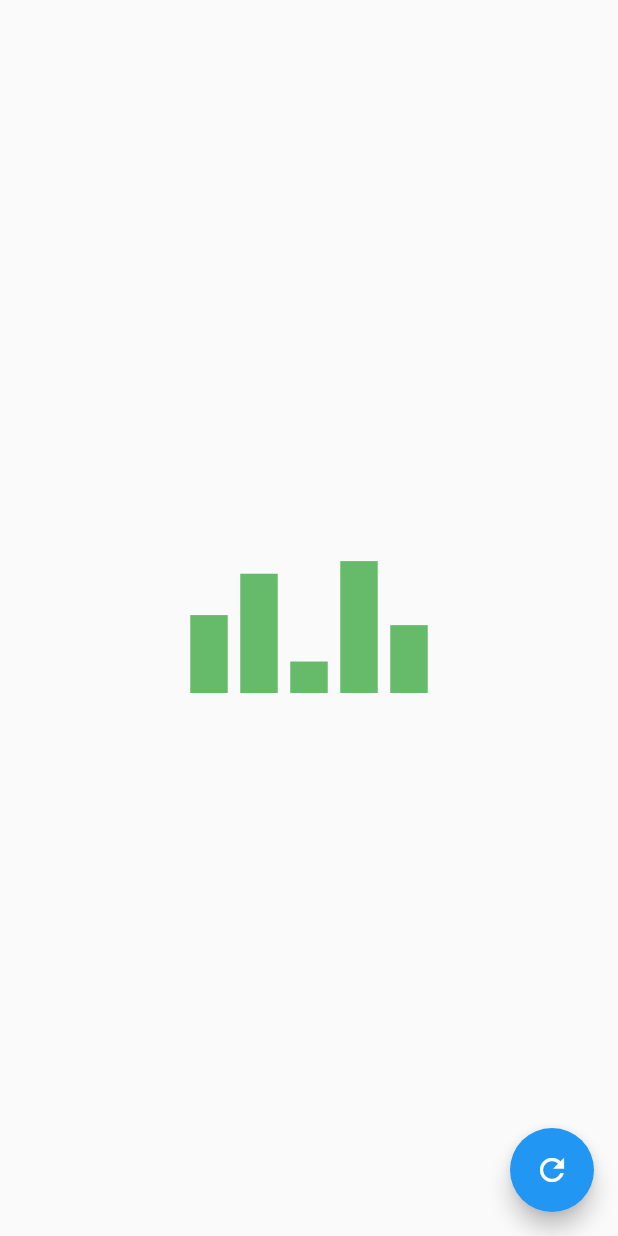
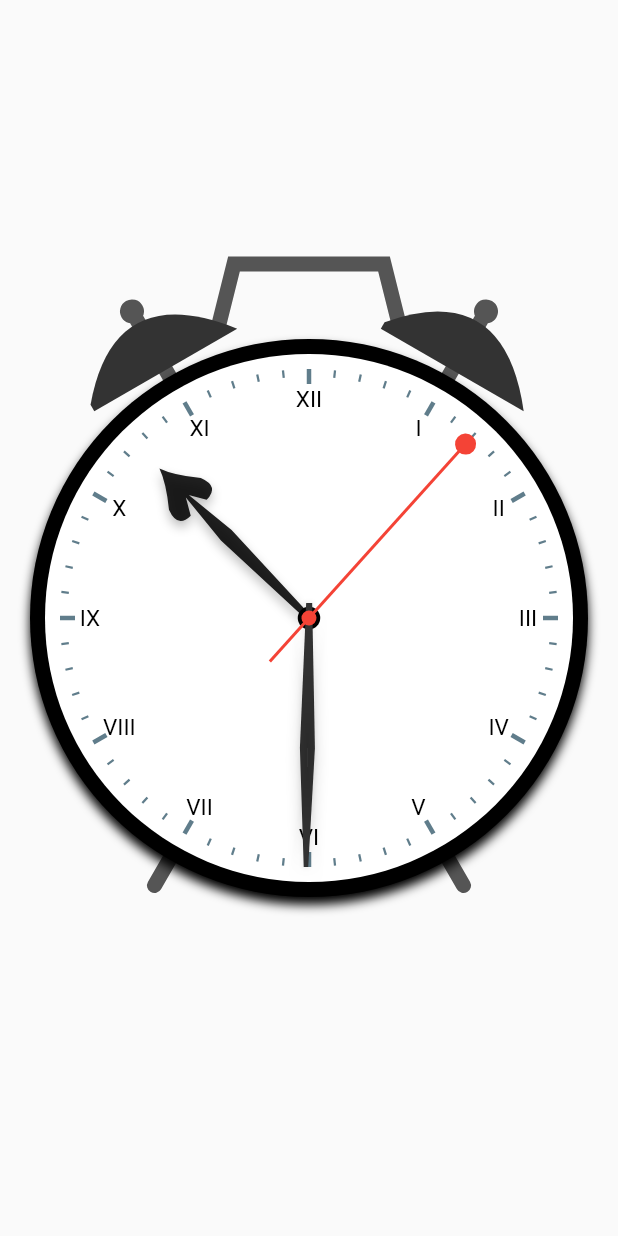
Before and after one commit to eslamwael74/animate_app, a Flutter app: the screen it shows after launch, on a phone screen of 412 x 824 dp. Run offline on Flutter 3.47's test engine with Material 2 defaults, Android fonts, the phone set to English and light mode, and no system bars; our stand-ins replace flare_flutter.

Commit message:
added clock package

```diff
--- /dev/null
+++ b/lib/Clock/bells_and_legs_painter.dart
@@ -0,0 +1,76 @@
+import 'package:flutter/material.dart';
+import 'dart:math';
+
+class BellsAndLegsPainter extends CustomPainter {
+  final Paint bellPaint;
+  final Paint legPaint;
+
+  BellsAndLegsPainter()
+      : bellPaint = new Paint(),
+        legPaint = new Paint() {
+    bellPaint.color = const Color(0xFF333333);
+    bellPaint.style = PaintingStyle.fill;
+
+    legPaint.color = const Color(0xFF555555);
+    legPaint.style = PaintingStyle.stroke;
+    legPaint.strokeWidth = 10.0;
+    legPaint.strokeCap = StrokeCap.round;
+  }
+
+  @override
+  void paint(Canvas canvas, Size size) {
+    final radius = size.width / 2;
+    canvas.save();
+
+    canvas.translate(radius, radius);
+
+    drawHandle(radius, canvas);
+
+    //rotate the canvas 30 degrees to the right
+    canvas.rotate(2 * pi / 12);
+    drawBellAndLeg(radius, canvas);
+
+    //rotate back 60 degrees to the left
+    canvas.rotate(-4 * pi / 12);
+    drawBellAndLeg(radius, canvas);
+
+    canvas.restore();
+  }
+
+  @override
+  bool shouldRepaint(CustomPainter oldDelegate) {
+    // TODO: implement shouldRepaint
+    return false;
+  }
+
+  void drawBellAndLeg(double radius, Canvas canvas) {
+    print("radius $radius");
+    //bell
+    Path pathBell = new Path();
+    pathBell.moveTo(-55.0, -radius - 5);
+    pathBell.lineTo(55.0, -radius - 5);
+    pathBell.quadraticBezierTo(0.0, -radius - 75, -55.0, -radius - 10);
+
+    //leg
+    Path pathLeg = new Path();
+    pathLeg.addOval(
+        Rect.fromCircle(center: Offset(0.0, -radius - 50), radius: 3.0));
+    pathLeg.moveTo(0.0, -radius - 50);
+    pathLeg.lineTo(0.0, radius + 20);
+
+    //draw the bell on top on the leg
+    canvas.drawPath(pathLeg, legPaint);
+    canvas.drawPath(pathBell, bellPaint);
+  }
+
+  void drawHandle(double radius, Canvas canvas) {
+    //draw the handle
+    Path path = new Path();
+    path.moveTo(-60.0, -radius - 10);
+    path.lineTo(-50.0, -radius - 50);
+    path.lineTo(50.0, -radius - 50);
+    path.lineTo(60.0, -radius - 10);
+
+    canvas.drawPath(path, legPaint);
+  }
+}
--- /dev/null
+++ b/lib/Clock/clock_dial_painter.dart
@@ -0,0 +1,99 @@
+import 'dart:math';
+
+import 'package:flutter/material.dart';
+
+class ClockDialPainter extends CustomPainter {
+  final clockText;
+
+  final hourTickMarkLength = 10.0;
+  final minuteTickMarkLength = 5.0;
+
+  final hourTickMarkWidth = 3.0;
+  final minuteTickMarkWidth = 1.5;
+
+  final Paint tickPaint;
+  final TextPainter textPainter;
+  final TextStyle textStyle;
+
+  final romanNumeralList = [
+    'XII',
+    'I',
+    'II',
+    'III',
+    'IV',
+    'V',
+    'VI',
+    'VII',
+    'VIII',
+    'IX',
+    'X',
+    'XI'
+  ];
+
+  ClockDialPainter({this.clockText = ClockText.arabic})
+      : tickPaint = Paint(),
+        textPainter = TextPainter(
+          textAlign: TextAlign.center,
+          textDirection: TextDirection.rtl,
+        ),
+        textStyle = const TextStyle(
+          color: Colors.black,
+          fontFamily: 'Times   Roman',
+          fontSize: 15.0,
+        ) {
+    tickPaint.color = Colors.blueGrey;
+  }
+
+  @override
+  void paint(Canvas canvas, Size size) {
+    var tickMarkLength;
+    final angle = 2 * pi / 60;
+    final radius = size.width / 2;
+    canvas.save();
+
+    // drawing
+    canvas.translate(radius, radius);
+    for (var i = 0; i < 60; i++) {
+      //make the length and stroke of the tick marker longer and thicker depending
+      tickMarkLength = i % 5 == 0 ? hourTickMarkLength : minuteTickMarkLength;
+      tickPaint.strokeWidth =
+          i % 5 == 0 ? hourTickMarkWidth : minuteTickMarkWidth;
+      canvas.drawLine(Offset(0.0, -radius),
+          Offset(0.0, -radius + tickMarkLength), tickPaint);
+
+      //draw the text
+      if (i % 5 == 0) {
+        canvas.save();
+        canvas.translate(0.0, -radius + 20.0);
+
+        textPainter.text = TextSpan(
+          text: this.clockText == ClockText.arabic
+              ? '${romanNumeralList[i ~/ 5]}'
+              : '${i == 0 ? 12 : i ~/ 5}',
+          style: textStyle,
+        );
+
+        //helps make the text painted vertically
+        canvas.rotate(-angle * i);
+
+        textPainter.layout();
+
+        textPainter.paint(canvas,
+            Offset(-(textPainter.width / 2), -(textPainter.height / 2)));
+
+        canvas.restore();
+      }
+
+      canvas.rotate(angle);
+    }
+
+    canvas.restore();
+  }
+
+  @override
+  bool shouldRepaint(CustomPainter oldDelegate) {
+    return false;
+  }
+}
+
+enum ClockText { roman, arabic }
--- /dev/null
+++ b/lib/Clock/clock_face.dart
@@ -0,0 +1,48 @@
+import 'package:flutter/material.dart';
+
+import 'clock_dial_painter.dart';
+import 'clock_hands.dart';
+
+class ClockFace extends StatelessWidget {
+  @override
+  Widget build(BuildContext context) {
+    return Padding(
+      padding: const EdgeInsets.all(10.0),
+      child: AspectRatio(
+        aspectRatio: 1.0,
+        child: Container(
+          width: double.infinity,
+          decoration: BoxDecoration(
+            shape: BoxShape.circle,
+            color: Colors.white,
+          ),
+          child: Stack(
+            children: <Widget>[
+              Container(
+                width: double.infinity,
+                height: double.infinity,
+                padding: const EdgeInsets.all(10.0),
+                child: CustomPaint(
+                  painter: ClockDialPainter(),
+                ),
+              ),
+              //centerpoint
+              Center(
+                child: Container(
+                  width: 15.0,
+                  height: 15.0,
+                  decoration: BoxDecoration(
+                    shape: BoxShape.circle,
+                    color: Colors.black,
+                  ),
+                ),
+              ),
+              ClockHands()
+              //clock hands go here
+            ],
+          ),
+        ),
+      ),
+    );
+  }
+}
--- /dev/null
+++ b/lib/Clock/clock_hands.dart
@@ -0,0 +1,58 @@
+import 'dart:async';
+
+import 'package:flutter/material.dart';
+
+import 'hand_hour.dart';
+import 'hand_minute.dart';
+import 'hand_second.dart';
+
+class ClockHands extends StatefulWidget {
+  @override
+  _ClockHandState createState() => _ClockHandState();
+}
+
+class _ClockHandState extends State<ClockHands> {
+  Timer _timer;
+  DateTime dateTime;
+
+  @override
+  void initState() {
+    super.initState();
+    dateTime = DateTime.now();
+    _timer = Timer.periodic(const Duration(seconds: 1), setTime);
+  }
+
+  void setTime(Timer timer) {
+    setState(() {
+      dateTime = DateTime.now();
+    });
+  }
+
+  @override
+  void dispose() {
+    _timer.cancel();
+    super.dispose();
+  }
+
+  @override
+  Widget build(BuildContext context) {
+    return AspectRatio(
+        aspectRatio: 1.0,
+        child: Container(
+            width: double.infinity,
+            padding: const EdgeInsets.all(20.0),
+            child: Stack(fit: StackFit.expand, children: <Widget>[
+              CustomPaint(
+                painter: HourHandPainter(
+                    hours: dateTime.hour, minutes: dateTime.minute),
+              ),
+              CustomPaint(
+                painter: MinuteHandPainter(
+                    minutes: dateTime.minute, seconds: dateTime.second),
+              ),
+              CustomPaint(
+                painter: SecondHandPainter(seconds: dateTime.second),
+              ),
+            ])));
+  }
+}
--- /dev/null
+++ b/lib/Clock/clock_main.dart
@@ -0,0 +1,65 @@
+import 'package:flutter/material.dart';
+
+import 'bells_and_legs_painter.dart';
+import 'clock_face.dart';
+
+class ClockApp extends StatelessWidget {
+  // This widget is the root of your application.
+  @override
+  Widget build(BuildContext context) {
+    return MaterialApp(
+      title: 'Flutter Clock',
+      theme: ThemeData(
+        primarySwatch: Colors.blue,
+      ),
+      home: Clock(),
+    );
+  }
+}
+
+class Clock extends StatelessWidget {
+  @override
+  Widget build(BuildContext context) {
+    return Scaffold(
+      body: Padding(
+        padding: const EdgeInsets.only(left: 20.0, right: 20.0),
+        child: Column(
+          mainAxisAlignment: MainAxisAlignment.center,
+          children: <Widget>[
+            ClockBody(),
+          ],
+        ),
+      ),
+    );
+  }
+}
+
+class ClockBody extends StatelessWidget {
+  @override
+  Widget build(BuildContext context) {
+    // TODO: implement build
+    return AspectRatio(
+      aspectRatio: 1.0,
+      child: Stack(
+        children: <Widget>[
+          Container(
+            width: double.infinity,
+            child: CustomPaint(
+              painter: BellsAndLegsPainter(),
+            ),
+          ),
+          Container(
+            width: double.infinity,
+            decoration: BoxDecoration(
+                shape: BoxShape.circle,
+                color: Colors.black,
+                boxShadow: [
+                  BoxShadow(offset: Offset(0.0, 5.0), blurRadius: 5.0)
+                ]),
+            child: ClockFace(),
+          )
+        ],
+      ),
+    );
+  }
+}
--- /dev/null
+++ b/lib/Clock/hand_hour.dart
@@ -0,0 +1,60 @@
+import 'dart:math';
+
+import 'package:flutter/material.dart';
+
+class HourHandPainter extends CustomPainter {
+  final Paint hourHandPaint;
+  int hours;
+  int minutes;
+
+  HourHandPainter({this.hours, this.minutes}) : hourHandPaint = new Paint() {
+    hourHandPaint.color = Colors.black87;
+    hourHandPaint.style = PaintingStyle.fill;
+  }
+
+  @override
+  void paint(Canvas canvas, Size size) {
+    final radius = size.width / 2;
+    // To draw hour hand
+    canvas.save();
+
+    canvas.translate(radius, radius);
+
+    //checks if hour is greater than 12 before calculating rotation
+    canvas.rotate(this.hours >= 12
+        ? 2 * pi * ((this.hours - 12) / 12 + (this.minutes / 720))
+        : 2 * pi * ((this.hours / 12) + (this.minutes / 720)));
+
+    Path path = new Path();
+
+    //heart shape head for the hour hand
+    path.moveTo(0.0, -radius + 15.0);
+    path.quadraticBezierTo(-3.5, -radius + 25.0, -15.0, -radius + radius / 4);
+    path.quadraticBezierTo(
+        -20.0, -radius + radius / 3, -7.5, -radius + radius / 3);
+    path.lineTo(0.0, -radius + radius / 4);
+    path.lineTo(7.5, -radius + radius / 3);
+    path.quadraticBezierTo(
+        20.0, -radius + radius / 3, 15.0, -radius + radius / 4);
+    path.quadraticBezierTo(3.5, -radius + 25.0, 0.0, -radius + 15.0);
+
+    //hour hand stem
+    path.moveTo(-1.0, -radius + radius / 4);
+    path.lineTo(-5.0, -radius + radius / 2);
+    path.lineTo(-2.0, 0.0);
+    path.lineTo(2.0, 0.0);
+    path.lineTo(5.0, -radius + radius / 2);
+    path.lineTo(1.0, -radius + radius / 4);
+    path.close();
+
+    canvas.drawPath(path, hourHandPaint);
+    canvas.drawShadow(path, Colors.black, 2.0, false);
+
+    canvas.restore();
+  }
+
+  @override
+  bool shouldRepaint(HourHandPainter oldDelegate) {
+    return true;
+  }
+}
--- /dev/null
+++ b/lib/Clock/hand_minute.dart
@@ -0,0 +1,44 @@
+import 'dart:math';
+
+import 'package:flutter/material.dart';
+
+class MinuteHandPainter extends CustomPainter {
+  final Paint minuteHandPaint;
+  int minutes;
+  int seconds;
+
+  MinuteHandPainter({this.minutes, this.seconds})
+      : minuteHandPaint = new Paint() {
+    minuteHandPaint.color = const Color(0xFF333333);
+    minuteHandPaint.style = PaintingStyle.fill;
+  }
+
+  @override
+  void paint(Canvas canvas, Size size) {
+    final radius = size.width / 2;
+    canvas.save();
+
+    canvas.translate(radius, radius);
+
+    canvas.rotate(2 * pi * ((this.minutes + (this.seconds / 60)) / 60));
+
+    Path path = new Path();
+    path.moveTo(-1.5, -radius - 10.0);
+    path.lineTo(-5.0, -radius / 1.8);
+    path.lineTo(-2.0, 10.0);
+    path.lineTo(2.0, 10.0);
+    path.lineTo(5.0, -radius / 1.8);
+    path.lineTo(1.5, -radius - 10.0);
+    path.close();
+
+    canvas.drawPath(path, minuteHandPaint);
+    canvas.drawShadow(path, Colors.black, 4.0, false);
+
+    canvas.restore();
+  }
+
+  @override
+  bool shouldRepaint(MinuteHandPainter oldDelegate) {
+    return true;
+  }
+}
--- /dev/null
+++ b/lib/Clock/hand_second.dart
@@ -0,0 +1,51 @@
+import 'dart:math';
+
+import 'package:flutter/material.dart';
+
+class SecondHandPainter extends CustomPainter {
+  final Paint secondHandPaint;
+  final Paint secondHandPointsPaint;
+
+  int seconds;
+
+  SecondHandPainter({this.seconds})
+      : secondHandPaint = new Paint(),
+        secondHandPointsPaint = new Paint() {
+    secondHandPaint.color = Colors.red;
+    secondHandPaint.style = PaintingStyle.stroke;
+    secondHandPaint.strokeWidth = 2.0;
+
+    secondHandPointsPaint.color = Colors.red;
+    secondHandPointsPaint.style = PaintingStyle.fill;
+  }
+
+  @override
+  void paint(Canvas canvas, Size size) {
+    final radius = size.width / 2;
+    canvas.save();
+
+    canvas.translate(radius, radius);
+
+    canvas.rotate(2 * pi * this.seconds / 60);
+
+    Path path1 = new Path();
+    Path path2 = new Path();
+    path1.moveTo(0.0, -radius);
+    path1.lineTo(0.0, radius / 4);
+
+    path2.addOval(
+        new Rect.fromCircle(radius: 7.0, center: new Offset(0.0, -radius)));
+    path2.addOval(
+        new Rect.fromCircle(radius: 5.0, center: new Offset(0.0, 0.0)));
+
+    canvas.drawPath(path1, secondHandPaint);
+    canvas.drawPath(path2, secondHandPointsPaint);
+
+    canvas.restore();
+  }
+
+  @override
+  bool shouldRepaint(SecondHandPainter oldDelegate) {
+    return this.seconds != oldDelegate.seconds;
+  }
+}
--- /dev/null
+++ b/lib/FlareAnimation/with_flare.dart
@@ -0,0 +1 @@
+import 'package:flare_flutter/flare_actor.dart';
--- a/lib/MultiBarChart/Bar.dart
+++ b/lib/MultiBarChart/Bar.dart
@@ -2,13 +2,19 @@ import 'dart:ui';
 import 'package:flutter/material.dart';
 
 class Bar {
-  Bar(this.height, this.color);
+  Bar(this.x, this.width, this.height, this.color);
 
+  final double x;
+  final double width;
   final double height;
   final Color color;
 
+  Bar get collapsed => Bar(x, 0.0, 0.0, color);
+
   static Bar lerp(Bar begin, Bar end, double t) {
     return Bar(
+      lerpDouble(begin.x, end.x, t),
+      lerpDouble(begin.width, end.width, t),
       lerpDouble(begin.height, end.height, t),
       Color.lerp(begin.color, end.color, t),
     );
--- a/lib/MultiBarChart/BarChart.dart
+++ b/lib/MultiBarChart/BarChart.dart
@@ -4,33 +4,46 @@ import 'package:animate_app/MultiBarChart/Bar.dart';
 import 'package:flutter/material.dart';
 
 class BarChart {
-  static const int barCount = 5;
+  BarChart(this.bars);
 
-  BarChart(this.bars) {
-    assert(bars.length == barCount);
+  factory BarChart.empty(Size size) {
+    return BarChart(<Bar>[]);
   }
 
-  factory BarChart.empty() {
-    return BarChart(List.filled(
+  factory BarChart.random(Size size, Random random) {
+    const barWidthFraction = 0.75;
+    const minBarDistance = 20.0;
+    final barCount = random.nextInt((size.width / minBarDistance).floor()) + 1;
+    final barDistance = size.width / (1 + barCount);
+    final barWidth = barDistance * barWidthFraction;
+    final startX = barDistance - barWidth / 2;
+    final color = ColorPalette.primary.random(random);
+    final bars = List.generate(
       barCount,
-      Bar(0.0, Colors.transparent),
-    ));
-  }
-
-  factory BarChart.random(Random random) {
-    final Color color = ColorPalette.primary.random(random);
-    return BarChart(List.generate(
-      barCount,
-      (i) => Bar(random.nextDouble() * 100.0, color),
-    ));
+          (i) => Bar(
+        startX + i * barDistance,
+        barWidth,
+        random.nextDouble() * size.height,
+        color,
+      ),
+    );
+    return BarChart(bars);
   }
 
   final List<Bar> bars;
 
   static BarChart lerp(BarChart begin, BarChart end, double t) {
-    return BarChart(List.generate(
+    final barCount = max(begin.bars.length, end.bars.length);
+    final bars = List.generate(
       barCount,
-      (i) => Bar.lerp(begin.bars[i], end.bars[i], t),
-    ));
+          (i) => Bar.lerp(
+        begin._barOrNull(i) ?? end.bars[i].collapsed,
+        end._barOrNull(i) ?? begin.bars[i].collapsed,
+        t,
+      ),
+    );
+    return BarChart(bars);
   }
+
+  Bar _barOrNull(int index) => (index < bars.length ? bars[index] : null);
 }
--- a/lib/MultiBarChart/BarChartPainter.dart
+++ b/lib/MultiBarChart/BarChartPainter.dart
@@ -3,8 +3,6 @@ import 'package:animate_app/MultiBarChart/BarChart.dart';
 import 'package:flutter/material.dart';
 
 class BarChartPainter extends CustomPainter {
-  static const barWidthFraction = 0.75;
-
   BarChartPainter(Animation<BarChart> animation)
       : animation = animation,
         super(repaint: animation);
@@ -13,24 +11,19 @@ class BarChartPainter extends CustomPainter {
 
   @override
   void paint(Canvas canvas, Size size) {
-    void drawBar(Bar bar, double x, double width, Paint paint) {
+    final paint = Paint()..style = PaintingStyle.fill;
+    final chart = animation.value;
+    for (final bar in chart.bars) {
       paint.color = bar.color;
       canvas.drawRect(
-        Rect.fromLTWH(x, size.height - bar.height, width, bar.height),
+        Rect.fromLTWH(
+          bar.x,
+          size.height - bar.height,
+          bar.width,
+          bar.height,
+        ),
         paint,
       );
-    }
-
-    final paint = Paint()..style = PaintingStyle.fill;
-    final chart = animation.value;
-
-    final barDistance = size.width / (1 + chart.bars.length);
-    final barWidth = barDistance * barWidthFraction;
-
-    var x = barDistance - barWidth / 2;
-    for (final bar in chart.bars) {
-      drawBar(bar, x, barWidth, paint);
-      x += barDistance;
     }
   }
 
--- a/lib/MultiBarChart/ChartScreen.dart
+++ b/lib/MultiBarChart/ChartScreen.dart
@@ -5,6 +5,7 @@ import 'package:animate_app/MultiBarChart/BarChartPainter.dart';
 import 'package:animate_app/MultiBarChart/BarChartTween.dart';
 import 'package:flutter/animation.dart';
 import 'package:flutter/material.dart';
+import 'package:flutter/scheduler.dart';
 
 
 
@@ -27,8 +28,8 @@ class ChartPageState extends State<ChartScreen> with TickerProviderStateMixin {
       vsync: this,
     );
     tween = BarChartTween(
-      BarChart.empty(),
-      BarChart.random(random),
+      BarChart.empty(size),
+      BarChart.random(size, random),
     );
     animation.forward();
   }
@@ -43,7 +44,7 @@ class ChartPageState extends State<ChartScreen> with TickerProviderStateMixin {
     setState(() {
       tween = BarChartTween(
         tween.evaluate(animation),
-        BarChart.random(random),
+        BarChart.random(size, random),
       );
       animation.forward(from: 0.0);
     });
--- a/lib/SingleBarChart/ChartPage.dart
+++ b/lib/SingleBarChart/ChartPage.dart
@@ -24,10 +24,27 @@ class ChartPageState extends State<ChartPage> with TickerProviderStateMixin {
 
     animation = AnimationController(
         duration: const Duration(milliseconds: 300), vsync: this)
-      ..addListener(() {
-        setState(() {
-          currentHeight = lerpDouble(startHeight, endHeight, animation.value);
-        });
+      ..addStatusListener((AnimationStatus status) {
+        switch (status) {
+          case AnimationStatus.dismissed:
+            setState(() {
+              currentHeight =
+                  lerpDouble(startHeight, endHeight, animation.value);
+            });
+            print(status);
+            break;
+
+          case AnimationStatus.forward:
+            print(status);
+            break;
+
+          case AnimationStatus.reverse:
+            print(status);
+            break;
+
+          case AnimationStatus.completed:
+            break;
+        }
       });
     startHeight = 0.0;
     currentHeight = 0.0;
--- a/lib/main.dart
+++ b/lib/main.dart
@@ -6,7 +6,9 @@ import 'package:animate_app/AnimateLogo/AnimatedLogo.dart';
 //import 'LogoAppAnimatedBuilder.dart';
 //import 'ChartPage.dart';
 import 'package:animate_app/AnimateLogo/LogoAppAnimatedWidget.dart';
+import 'Clock/clock_main.dart';
 import 'MultiBarChart/ChartScreen.dart';
 import 'SingleBarChart/ChartPageBar.dart';
 
-void main() => runApp(MaterialApp(home: ChartScreen()));
+//void main() => runApp(MaterialApp(home: ChartScreen()));
+void main() => runApp(ClockApp());
--- a/pubspec.yaml
+++ b/pubspec.yaml
@@ -23,6 +23,7 @@ dependencies:
   # The following adds the Cupertino Icons font to your application.
   # Use with the CupertinoIcons class for iOS style icons.
   cupertino_icons: ^0.1.2
+  flare_flutter: ^1.5.5
 
 dev_dependencies:
   flutter_test:
@@ -41,7 +42,8 @@ flutter:
   uses-material-design: true
 
   assets:
-    - imgs/logo.png
+    - assets/logo.png
+    - assets/MultiOptionButton.flr2d
 
   # To add assets to your application, add an assets section, like this:
   # assets:
```
Also changed, not shown: assets/logo.png (renamed from imgs/logo.png), pubspec.lock, 1 other file.
